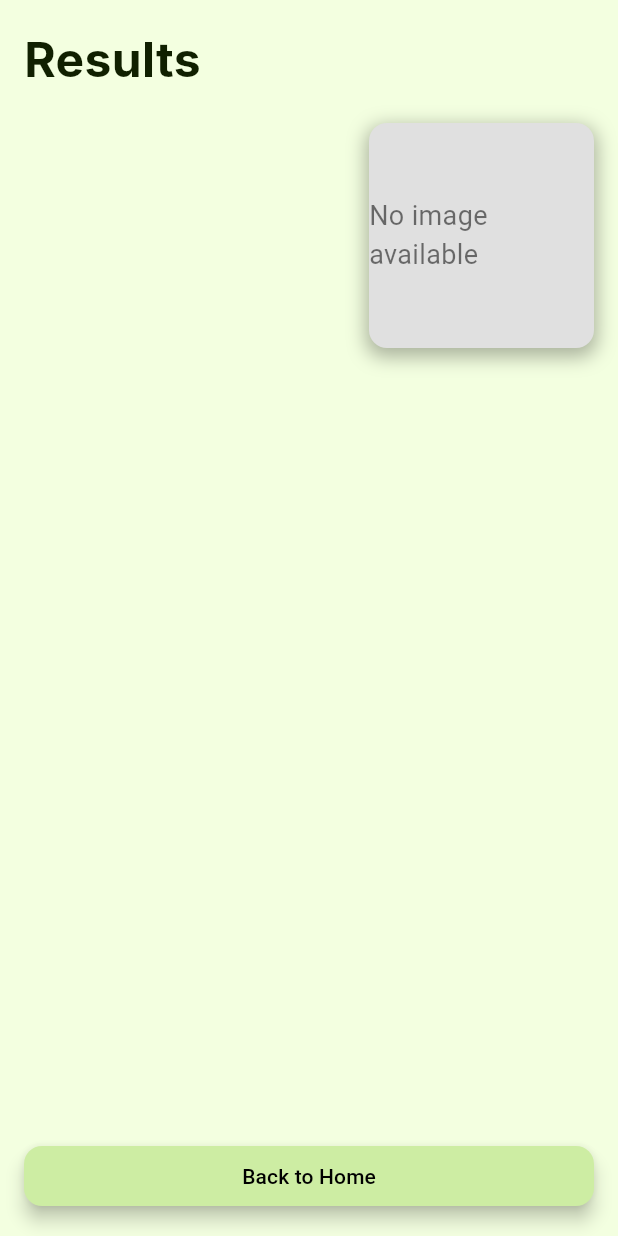
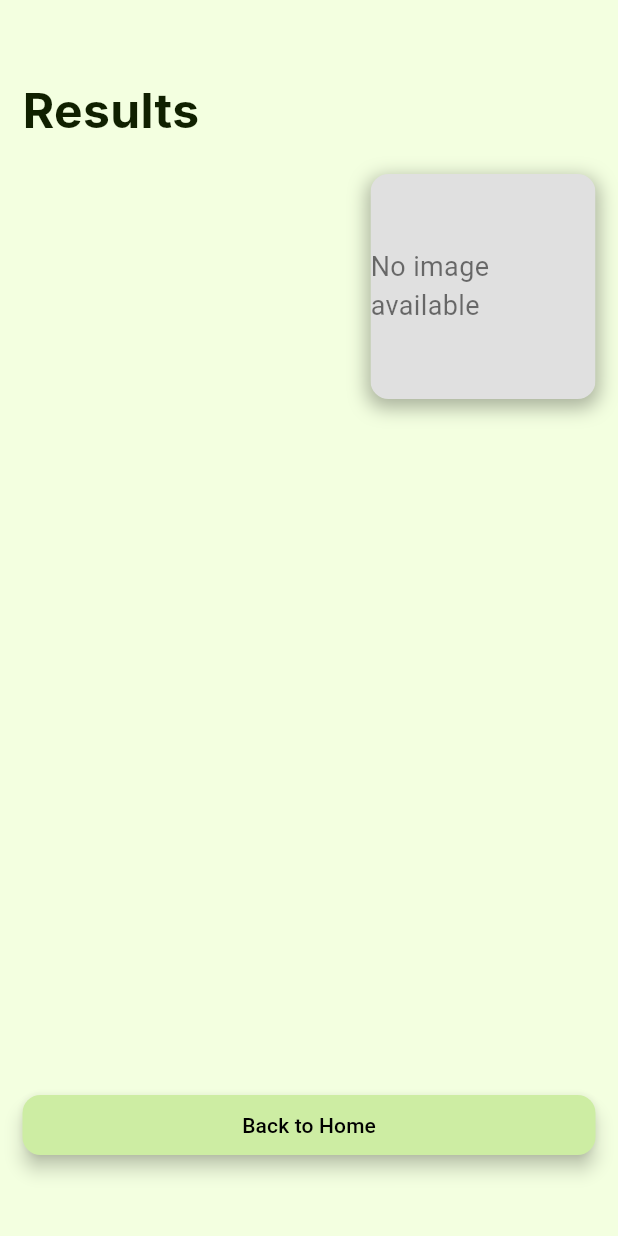
Before and after one commit to pvpwarrior/FloraFix, a Flutter app: the ResultPage screen opened directly with empty values, on a phone screen of 412 x 824 dp. Run offline on Flutter 3.47's test engine with Material 3 defaults, Android fonts, the phone set to English and light mode, and no system bars; our stand-ins replace animate_do, google_generative_ai, image_picker; Roboto replaces fonts that are missing (Inter).

Commit message:
7th commit

```diff
--- a/lib/gemini_service.dart
+++ b/lib/gemini_service.dart
@@ -11,7 +11,7 @@ class GeminiService {
   // final model = GenerativeModel(model: 'gemini-1.5-flash', apiKey: "AIzaSyAMYwRLYUOnPXtqInbEjbWSSTgRze5zKwA");
   final model = GenerativeModel(
       model: 'gemini-1.5-pro',
-      apiKey: "AIzaSyAMYwRLYUOnPXtqInbEjbWSSTgRze5zKwA",
+      apiKey: "AIzaSyCL9XqiKO15b7lVftAtStwZVwDSvIBcMYU",
       generationConfig: GenerationConfig(responseMimeType: 'application/json'));
 
 //   Future analyzePlant(String imagePath) async {
--- a/lib/result_page.dart
+++ b/lib/result_page.dart
@@ -488,7 +488,7 @@ class ResultPage extends StatelessWidget {
     return Scaffold(
       backgroundColor: Color.fromARGB(255, 243, 255, 224),
       body: Padding(
-        padding: EdgeInsets.all(16.0),
+        padding: EdgeInsets.only(left: 15, top: 50, bottom: 50, right: 15),
         child: Column(
           crossAxisAlignment: CrossAxisAlignment.start,
           children: [
--- a/pubspec.yaml
+++ b/pubspec.yaml
@@ -38,6 +38,7 @@ dependencies:
   image_picker: ^1.1.2
   google_generative_ai: ^0.4.4
   animate_do: ^3.0.0
+  intl: ^0.19.0
 
 dev_dependencies:
   flutter_launcher_icons: "^0.9.2"
```
Also changed, not shown: assets/app_icon.png (renamed from assets/icon/app_icon.png), pubspec.lock.
